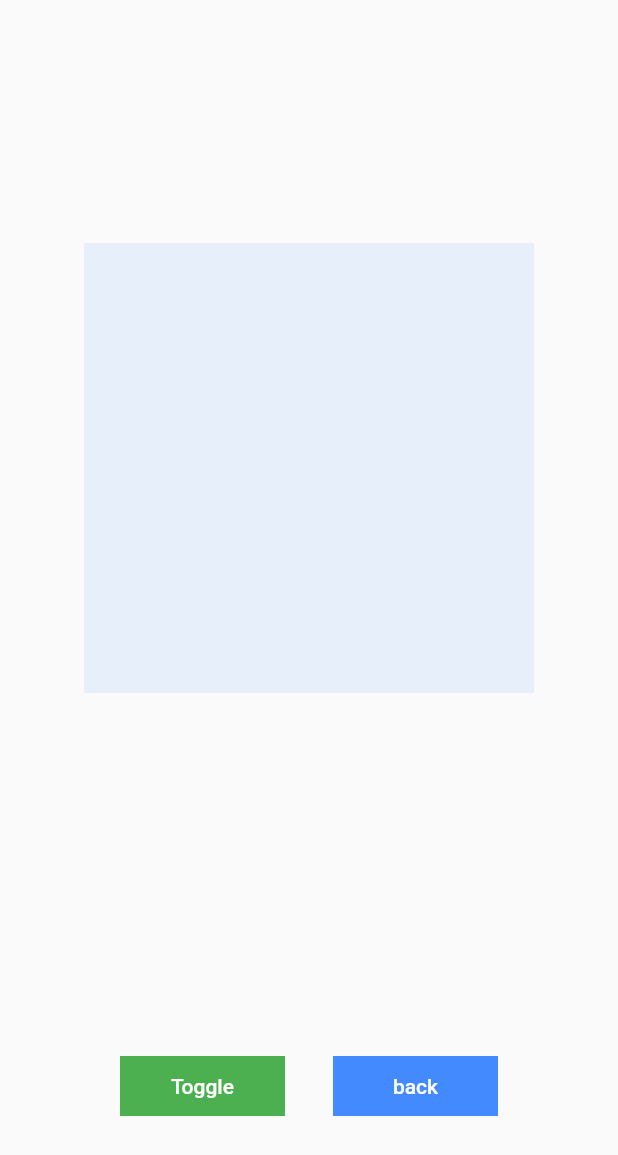
After one commit to ehowlsla/bootcode_flutter, a Flutter app: the OpacityPage screen opened directly, after a tap on "Toggle", on a phone screen of 412 x 824 dp. The commit adds this screen. Shown: the top 1155 px of the screen. Run offline on Flutter 3.47's test engine with Material 2 defaults, Android fonts, the phone set to English and light mode, and no system bars; our stand-ins replace fluro, timeago; statements that could not run were skipped.

Commit message:
widget 05. opacity commit

```diff
--- /dev/null
+++ b/lib/_05_opacity/opacity.dart
@@ -0,0 +1,90 @@
+import 'dart:math';
+
+import 'package:flutter/material.dart';
+
+class OpacityPage extends StatefulWidget {
+  @override
+  State<StatefulWidget> createState() => OpacityPageState();
+}
+
+class OpacityPageState extends State<OpacityPage> {
+
+  double _opacity = 1.0;
+
+  @override
+  Widget build(BuildContext context) {
+    // TODO: implement build
+
+
+    return Material(
+      child: Scaffold(
+        body: Column(
+          mainAxisAlignment: MainAxisAlignment.spaceEvenly,
+          children: [
+            Expanded(
+              child: Center(
+                child: AnimatedOpacity(
+                  opacity: _opacity,
+                  duration: Duration(milliseconds: 300),
+                  curve: Curves.fastOutSlowIn,
+                  child: Container(
+                    width: 300,
+                    height: 300,
+                    color: Colors.blueAccent,
+                  ),
+                ),
+              ),
+            ),
+            Container(
+              height: 200,
+              child: Row(
+                mainAxisAlignment: MainAxisAlignment.center,
+                children: [
+                  ToggleButton(),
+                  BackButton(),
+                ],
+              )
+            )
+          ],
+        ),
+      ),
+
+    );
+  }
+
+  changeRandomValue() {
+    setState(() {
+      _opacity = _opacity == 1.0 ? 0.1 : 1.0;
+    });
+  }
+
+  Widget ToggleButton() {
+    return FlatButton(
+      child: Container(
+        width: 110,
+        height: 40,
+        color: Colors.green,
+        child: Align(
+          alignment: Alignment.center,
+          child: Text('Toggle', style: TextStyle(color: Colors.white)),
+        ),
+      ),
+      onPressed: () => changeRandomValue(),
+    );
+  }
+
+  Widget BackButton() {
+    return FlatButton(
+      child: Container(
+        width: 110,
+        height: 40,
+        color: Colors.blueAccent,
+        child: Align(
+          alignment: Alignment.center,
+          child: Text('back', style: TextStyle(color: Colors.white)),
+        ),
+      ),
+      onPressed: () => Navigator.pop(context),
+    );
+  }
+}
--- a/lib/home.dart
+++ b/lib/home.dart
@@ -12,6 +12,7 @@ class HomePageState extends State<HomePage> {
     'expanded',
     'wrap',
     'animated_container',
+    'opacity',
   ];
 
   @override
--- a/lib/router.dart
+++ b/lib/router.dart
@@ -6,6 +6,7 @@ import 'package:flutter/material.dart';
 
 import '_02_expanded/expanded.dart';
 import '_03_wrap/wrap.dart';
+import '_05_opacity/opacity.dart';
 import 'home.dart';
 
 class FluroRouter {
@@ -14,6 +15,7 @@ class FluroRouter {
   static Handler _expandedAreaHandler = Handler(handlerFunc: (BuildContext context, Map<String, dynamic> params) => ExpandedPage());
   static Handler _wrapAreaHandler = Handler(handlerFunc: (BuildContext context, Map<String, dynamic> params) => WrapPage());
   static Handler _animatedContainerAreaHandler = Handler(handlerFunc: (BuildContext context, Map<String, dynamic> params) => AnimatedContainerPage());
+  static Handler _opacityHandler = Handler(handlerFunc: (BuildContext context, Map<String, dynamic> params) => OpacityPage());
 
   static void setupRouter() {
     router.define(
@@ -39,5 +41,11 @@ class FluroRouter {
       handler: _animatedContainerAreaHandler,
       transitionType: TransitionType.material,
     );
+
+    router.define(
+      'opacity',
+      handler: _opacityHandler,
+      transitionType: TransitionType.material,
+    );
   }
 }
```
